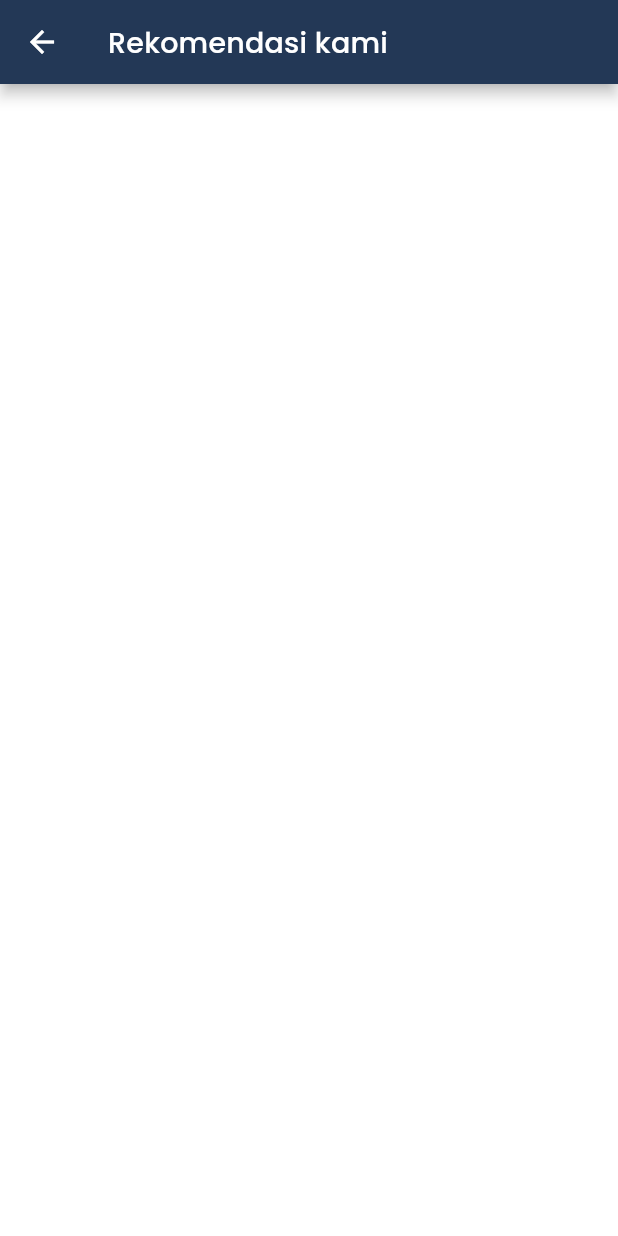
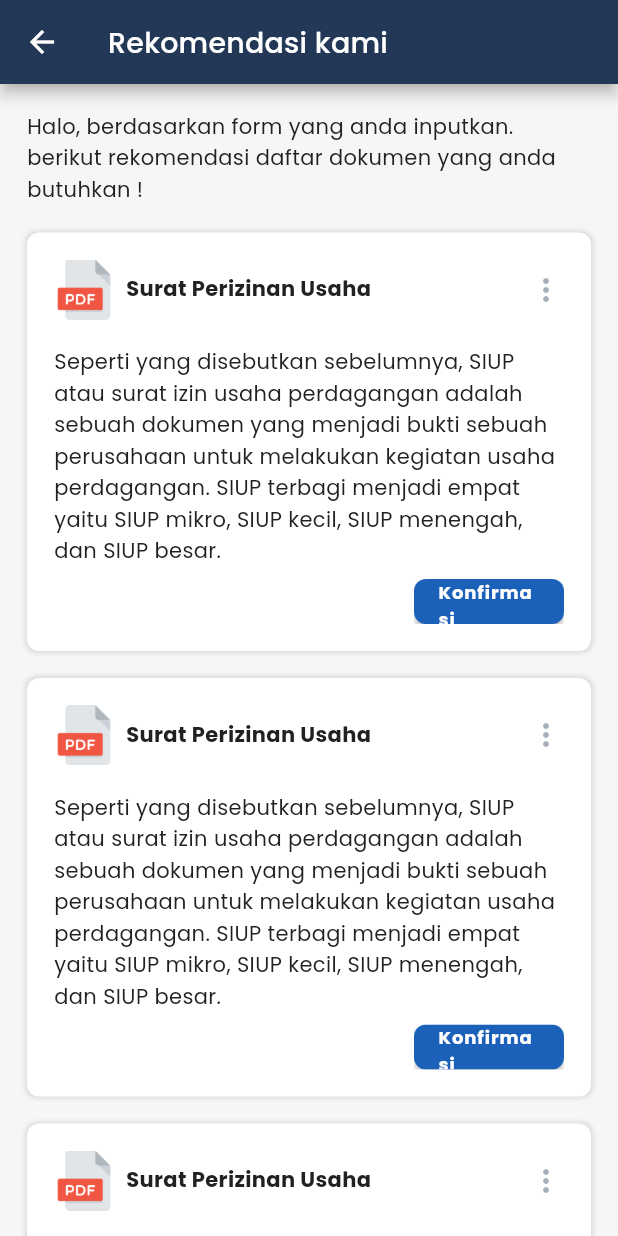
Before and after one commit to ahmadfma/legalkan, a Flutter app: the RecommendationOutputPage screen opened by its route, on a phone screen of 412 x 824 dp. Run offline on Flutter 3.47's test engine with Material 2 defaults, Android fonts, the phone set to English and light mode, and no system bars; our stand-ins replace dio, file_picker, firebase_core, firebase_messaging, flutter_local_notifications, flutter_svg and 9 more; missing offline and left inert: dart:ffi; accounts and stored records are empty; project files that could hold a hidden picture were left out.

Commit message:
slicing recommendation

```diff
--- a/lib/common/styles.dart
+++ b/lib/common/styles.dart
@@ -47,7 +47,7 @@ final appbarTitleStyle = myTextTheme.titleLarge?.copyWith(color: Colors.white);
 
 final whiteCardDecoration = BoxDecoration(
     color: Colors.white,
-    borderRadius: BorderRadius.circular(12),
+    borderRadius: BorderRadius.circular(8),
     boxShadow: [
       BoxShadow(
           color: grey02.withOpacity(0.35),
--- a/lib/main.dart
+++ b/lib/main.dart
@@ -7,6 +7,7 @@ import 'package:legalkan/service/firebase_service.dart';
 import 'package:legalkan/service/notification_service.dart';
 import 'package:legalkan/ui/pages/login_page.dart';
 import 'package:legalkan/ui/pages/splash_screen.dart';
+import 'package:legalkan/ui/pages/user_main_pages/user_main_page.dart';
 import 'package:legalkan/utils/custom_navigator.dart';
 import 'common/styles.dart';
 
@@ -73,7 +74,7 @@ class _MyAppState extends State<MyApp> {
         ),
       ),
       navigatorKey: locator<NavigationCustom>().navigatorKey,
-      home: const SplashScreen(),
+      home: const UserMainPage(),
       onGenerateRoute: routeGenerators,
     );
   }
--- a/lib/ui/pages/recommendation_output_page.dart
+++ b/lib/ui/pages/recommendation_output_page.dart
@@ -1,5 +1,7 @@
 import 'package:flutter/material.dart';
+import 'package:legalkan/common/dimensions.dart';
 import 'package:legalkan/common/styles.dart';
+import 'package:legalkan/ui/widgets/custom_button.dart';
 
 class RecommendationOutputPage extends StatelessWidget {
 
@@ -10,14 +12,90 @@ class RecommendationOutputPage extends StatelessWidget {
   @override
   Widget build(BuildContext context) {
     return Scaffold(
+      backgroundColor: backgroundColor,
       appBar: AppBar(
         title: Text("Rekomendasi kami", style: appbarTitleStyle,),
       ),
       body: SingleChildScrollView(
+        padding: EdgeInsets.only(bottom: defaultMarginSize),
         child: Column(
-          children: [],
+          children: [
+            Padding(
+              padding: EdgeInsets.only(left: defaultMarginSize, right: defaultMarginSize, top: defaultMarginSize),
+              child: Text(
+                "Halo, berdasarkan form yang anda inputkan. berikut rekomendasi daftar dokumen yang anda butuhkan !",
+                style: myTextTheme.bodyMedium?.copyWith(),
+              ),
+            ),
+            ...dummyRecommendationData.map((e) => RecommendationDocumentWidget(data: e)).toList()
+          ],
         ),
       ),
     );
   }
 }
+
+class RecommendationDocumentWidget extends StatelessWidget {
+  final RecommendationFileData data;
+
+  const RecommendationDocumentWidget({
+    required this.data,
+    super.key
+  });
+
+  @override
+  Widget build(BuildContext context) {
+    return Container(
+      margin: EdgeInsets.only(left: defaultMarginSize, right: defaultMarginSize, top: defaultMarginSize),
+      padding: EdgeInsets.all(defaultMarginSize),
+      width: double.infinity,
+      decoration: whiteCardDecoration,
+      child: Column(
+        crossAxisAlignment: CrossAxisAlignment.end,
+        children: [
+          Row(
+            children: [
+              Image.asset('assets/images/pdf.png', width: 40, height: 40,),
+              const SizedBox(width: smallMarginSize,),
+              Expanded(
+                child: Column(
+                  crossAxisAlignment: CrossAxisAlignment.start,
+                  children: [
+                    Text(data.fileName, style: myTextTheme.bodyMedium?.copyWith(fontSize: 14, fontWeight: FontWeight.bold),)
+                  ],
+                ),
+              ),
+              Icon(Icons.more_vert_rounded, color: primaryColor.withOpacity(0.4),)
+            ],
+          ),
+          const SizedBox(height: defaultMarginSize,),
+          Text(data.desc, style: myTextTheme.bodyMedium?.copyWith(),),
+          const SizedBox(height: smallMarginSize,),
+          CustomButton(
+            text: "Konfirmasi",
+            textStyle: myTextTheme.labelLarge?.copyWith(fontSize: 12, fontWeight: FontWeight.bold, color: Colors.white),
+            height: 30,
+            width: 100,
+            onPressed: () {
+
+            },
+          )
+        ],
+      ),
+    );
+  }
+}
+
+class RecommendationFileData {
+  final String fileUrl;
+  final String fileName;
+  final String desc;
+
+  RecommendationFileData(this.fileUrl, this.fileName, this.desc);
+}
+
+final dummyRecommendationData = [
+  RecommendationFileData('', 'Surat Perizinan Usaha', 'Seperti yang disebutkan sebelumnya, SIUP atau surat izin usaha perdagangan adalah sebuah dokumen yang menjadi bukti sebuah perusahaan untuk melakukan kegiatan usaha perdagangan. SIUP terbagi menjadi empat yaitu SIUP mikro, SIUP kecil, SIUP menengah, dan SIUP besar.'),
+  RecommendationFileData('', 'Surat Perizinan Usaha', 'Seperti yang disebutkan sebelumnya, SIUP atau surat izin usaha perdagangan adalah sebuah dokumen yang menjadi bukti sebuah perusahaan untuk melakukan kegiatan usaha perdagangan. SIUP terbagi menjadi empat yaitu SIUP mikro, SIUP kecil, SIUP menengah, dan SIUP besar.'),
+  RecommendationFileData('', 'Surat Perizinan Usaha', 'Seperti yang disebutkan sebelumnya, SIUP atau surat izin usaha perdagangan adalah sebuah dokumen yang menjadi bukti sebuah perusahaan untuk melakukan kegiatan usaha perdagangan. SIUP terbagi menjadi empat yaitu SIUP mikro, SIUP kecil, SIUP menengah, dan SIUP besar.'),
+];
--- a/lib/ui/pages/user_main_pages/pages/legal_recommendation_page.dart
+++ b/lib/ui/pages/user_main_pages/pages/legal_recommendation_page.dart
@@ -2,6 +2,7 @@ import 'package:flutter/material.dart';
 import 'package:legalkan/common/dimensions.dart';
 import 'package:legalkan/common/styles.dart';
 import 'package:legalkan/core/models/my_activity.dart';
+import 'package:legalkan/ui/pages/recommendation_output_page.dart';
 import 'package:legalkan/ui/widgets/custom_button.dart';
 import 'package:legalkan/ui/widgets/custom_textfield.dart';
 import 'package:legalkan/ui/widgets/my_activity.dart';
@@ -39,7 +40,7 @@ class LegalRecommendationPage extends StatelessWidget {
               Text("Biarkan kami membantu persoalan legalmu !", style: myTextTheme.titleLarge?.copyWith(fontSize: 24),),
               const SizedBox(height: 8,),
               Text("Kami bisa memberikan daftar dokumen yang kamu butuhkan", style: myTextTheme.bodyMedium?.copyWith(fontSize: 14),),
-              const SizedBox(height: 8,),
+              const SizedBox(height: defaultMarginSize,),
               CustomTextField(
                 hint: 'Nama Usaha',
                 onChanged: (value) {},
@@ -86,7 +87,7 @@ class LegalRecommendationPage extends StatelessWidget {
                 textStyle: myTextTheme.labelLarge?.copyWith(fontSize: 14, fontWeight: FontWeight.bold, color: Colors.white),
                 text: "Submit",
                 onPressed: () {
-
+                  Navigator.of(context).pushNamed(RecommendationOutputPage.route);
                 },
               )
             ],
```
